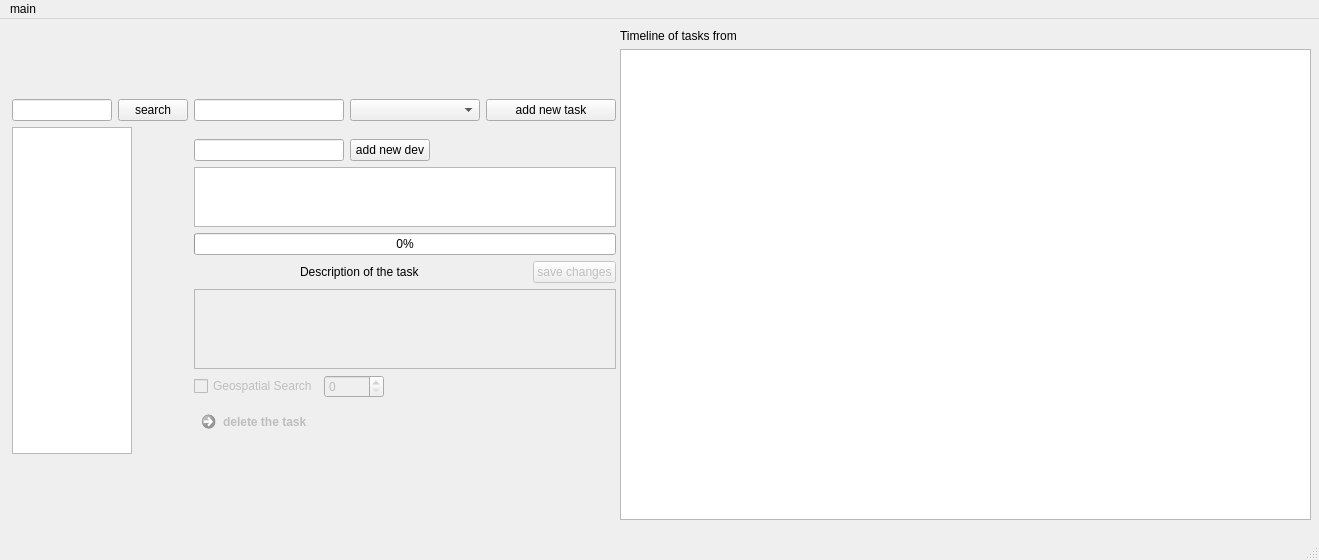
Old version of the form gantt.ui in the repository thedanzjl/gantt.
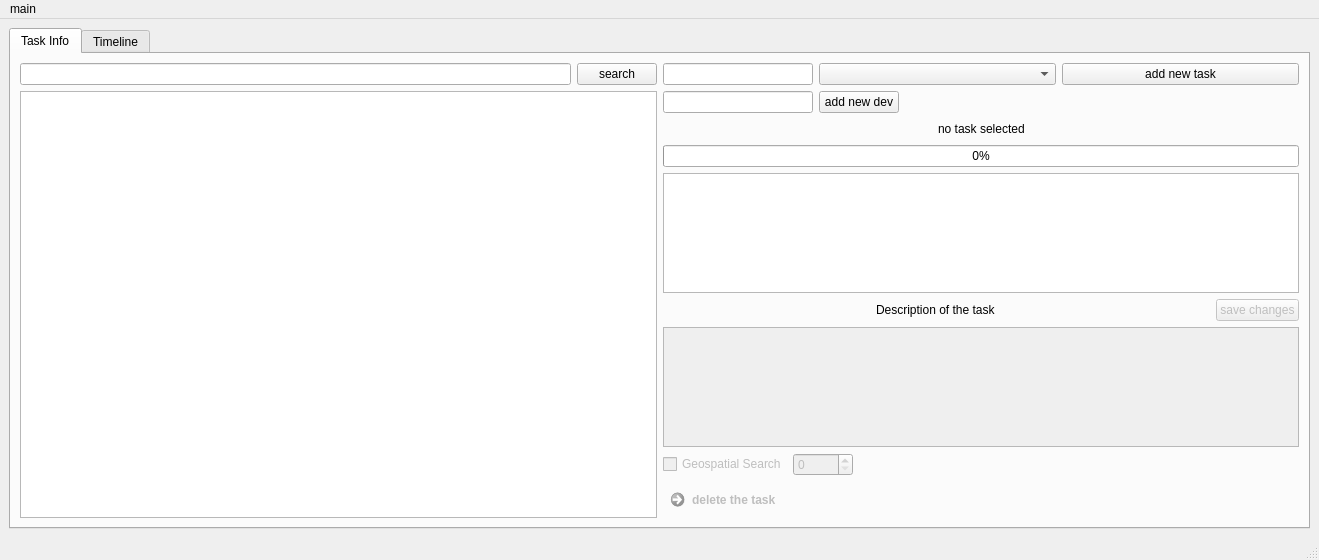
New version of the form. Icons and pictures are not drawn.

Commit message: brand new design. bug fixes

Patch:
```diff
--- a/gantt.ui
+++ b/gantt.ui
@@ -20,43 +20,20 @@
    <string>MainWindow</string>
   </property>
   <widget class="QWidget" name="centralwidget">
-   <widget class="QWidget" name="verticalLayoutWidget">
-    <property name="geometry">
-     <rect>
-      <x>620</x>
-      <y>10</y>
-      <width>691</width>
-      <height>491</height>
-     </rect>
-    </property>
-    <layout class="QVBoxLayout" name="verticalLayout_2">
+   <layout class="QHBoxLayout" name="horizontalLayout_9">
      <item>
-      <widget class="QLabel" name="timelineLabel">
-       <property name="text">
-        <string>Timeline of tasks from </string>
-       </property>
-      </widget>
-     </item>
+     <widget class="QTabWidget" name="ganttTabWidget">
+      <property name="currentIndex">
+       <number>0</number>
+      </property>
+      <widget class="QWidget" name="taskTab">
+       <attribute name="title">
+        <string>Task Info</string>
+       </attribute>
+       <layout class="QVBoxLayout" name="verticalLayout_3">
      <item>
-      <widget class="QTableWidget" name="timelineTable">
-       <property name="editTriggers">
-        <set>QAbstractItemView::NoEditTriggers</set>
-       </property>
-      </widget>
-     </item>
-    </layout>
-   </widget>
-   <widget class="QWidget" name="">
-    <property name="geometry">
-     <rect>
-      <x>12</x>
-      <y>12</y>
-      <width>604</width>
-      <height>491</height>
-     </rect>
-    </property>
-    <layout class="QFormLayout" name="formLayout">
-     <item row="0" column="0">
+         <layout class="QHBoxLayout" name="horizontalLayout_7">
+          <item>
       <layout class="QVBoxLayout" name="verticalLayout">
        <item>
         <layout class="QHBoxLayout" name="horizontalLayout_5">
@@ -70,7 +47,7 @@
            </property>
            <property name="maximumSize">
             <size>
-             <width>100</width>
+                  <width>999999</width>
              <height>16777215</height>
             </size>
            </property>
@@ -83,7 +60,7 @@
           <widget class="QPushButton" name="searchButton">
            <property name="maximumSize">
             <size>
-             <width>70</width>
+                  <width>150</width>
              <height>16777215</height>
             </size>
            </property>
@@ -98,7 +75,7 @@
         <widget class="QTableWidget" name="mainTable">
          <property name="maximumSize">
           <size>
-           <width>120</width>
+                <width>999999</width>
            <height>16777215</height>
           </size>
          </property>
@@ -118,7 +95,7 @@
        </item>
       </layout>
      </item>
-     <item row="0" column="1">
+          <item>
       <layout class="QVBoxLayout" name="verticalLayout_4">
        <property name="sizeConstraint">
         <enum>QLayout::SetMaximumSize</enum>
@@ -138,7 +115,7 @@
           <number>0</number>
          </property>
          <property name="bottomMargin">
-          <number>12</number>
+               <number>0</number>
          </property>
          <item>
           <widget class="QLineEdit" name="taskLine">
@@ -227,6 +204,50 @@
          </item>
         </layout>
        </item>
+            <item>
+             <layout class="QHBoxLayout" name="horizontalLayout_2">
+              <item>
+               <spacer name="horizontalSpacer_5">
+                <property name="orientation">
+                 <enum>Qt::Horizontal</enum>
+                </property>
+                <property name="sizeHint" stdset="0">
+                 <size>
+                  <width>40</width>
+                  <height>20</height>
+                 </size>
+                </property>
+               </spacer>
+              </item>
+              <item>
+               <widget class="QLabel" name="taskNameLabel">
+                <property name="text">
+                 <string>no task selected</string>
+                </property>
+               </widget>
+              </item>
+              <item>
+               <spacer name="horizontalSpacer_6">
+                <property name="orientation">
+                 <enum>Qt::Horizontal</enum>
+                </property>
+                <property name="sizeHint" stdset="0">
+                 <size>
+                  <width>40</width>
+                  <height>20</height>
+                 </size>
+                </property>
+               </spacer>
+              </item>
+             </layout>
+            </item>
+            <item>
+             <widget class="QProgressBar" name="taskProgressBar">
+              <property name="value">
+               <number>0</number>
+              </property>
+             </widget>
+            </item>
        <item>
         <widget class="QTableWidget" name="taskDetailTable">
          <property name="enabled">
@@ -247,7 +268,7 @@
          <property name="maximumSize">
           <size>
            <width>16777215</width>
-           <height>60</height>
+                <height>999999</height>
           </size>
          </property>
          <property name="toolTip">
@@ -255,13 +276,6 @@
          </property>
         </widget>
        </item>
-       <item>
-        <widget class="QProgressBar" name="taskProgressBar">
-         <property name="value">
-          <number>0</number>
-         </property>
-        </widget>
-       </item>
        <item>
         <layout class="QHBoxLayout" name="horizontalLayout_3">
          <item>
@@ -329,7 +343,7 @@
          <property name="maximumSize">
           <size>
            <width>16777215</width>
-           <height>80</height>
+                <height>16777215</height>
           </size>
          </property>
          <property name="toolTip">
@@ -409,7 +423,37 @@
       </layout>
      </item>
     </layout>
-   </widget>
+        </item>
+       </layout>
+      </widget>
+      <widget class="QWidget" name="timelineTab">
+       <attribute name="title">
+        <string>Timeline</string>
+       </attribute>
+       <layout class="QVBoxLayout" name="verticalLayout_5">
+        <item>
+         <layout class="QVBoxLayout" name="verticalLayout_2">
+          <item>
+           <widget class="QLabel" name="timelineLabel">
+            <property name="text">
+             <string>Timeline.</string>
+            </property>
+           </widget>
+          </item>
+          <item>
+           <widget class="QTableWidget" name="timelineTable">
+            <property name="editTriggers">
+             <set>QAbstractItemView::NoEditTriggers</set>
+            </property>
+           </widget>
+          </item>
+         </layout>
+        </item>
+       </layout>
+      </widget>
+     </widget>
+    </item>
+   </layout>
   </widget>
   <widget class="QStatusBar" name="statusbar"/>
   <widget class="QMenuBar" name="menubar">
```
Lines whose indentation alone changed are shown as unchanged. The commit also changes 2 other files.
